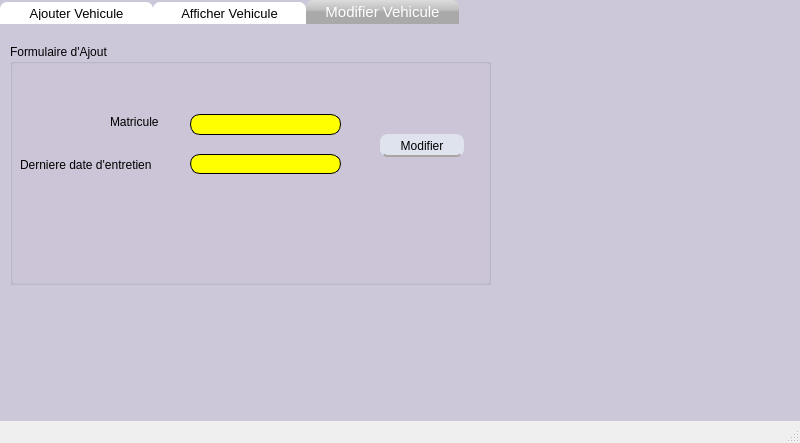
First picture: the form in mainwindow.ui, repository naouelboughattas/Smart_Shop_2A17, before the edit.
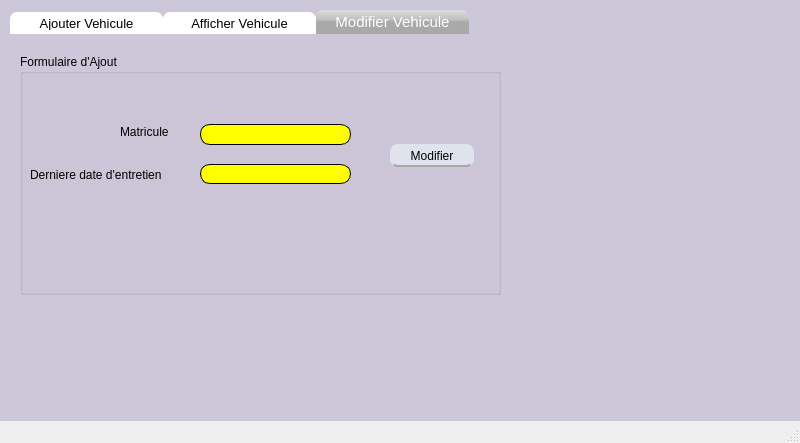
Second picture: the form after the edit.

The edit to the form file:
```diff
--- a/mainwindow.ui
+++ b/mainwindow.ui
@@ -39,8 +39,8 @@
      <widget class="QTabWidget" name="tabWidget">
       <property name="geometry">
        <rect>
-        <x>0</x>
-        <y>0</y>
+        <x>10</x>
+        <y>10</y>
         <width>721</width>
         <height>411</height>
        </rect>
```
